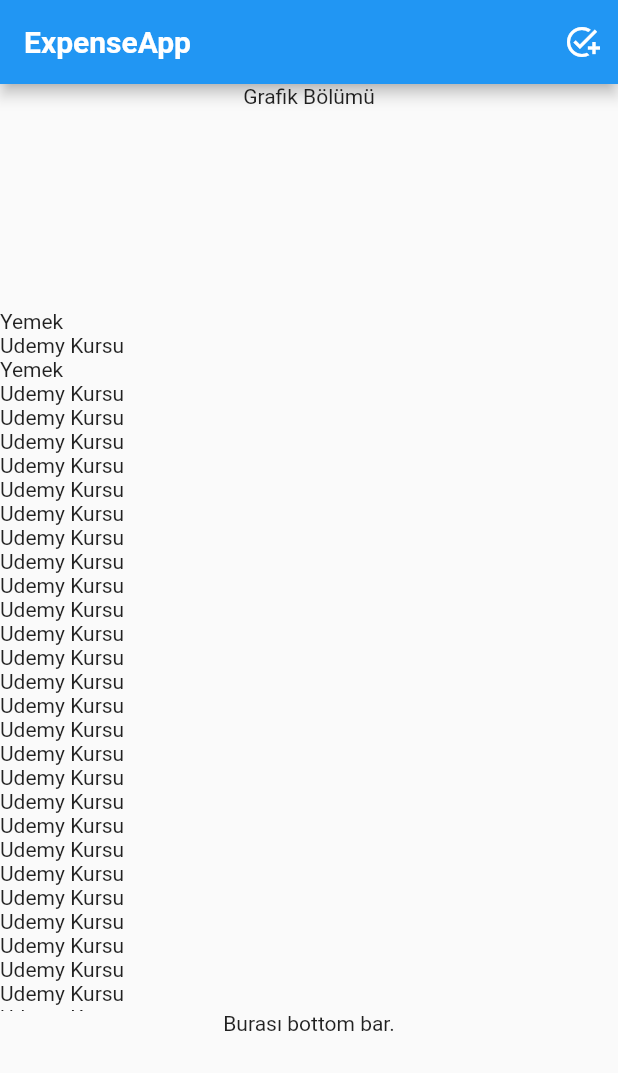
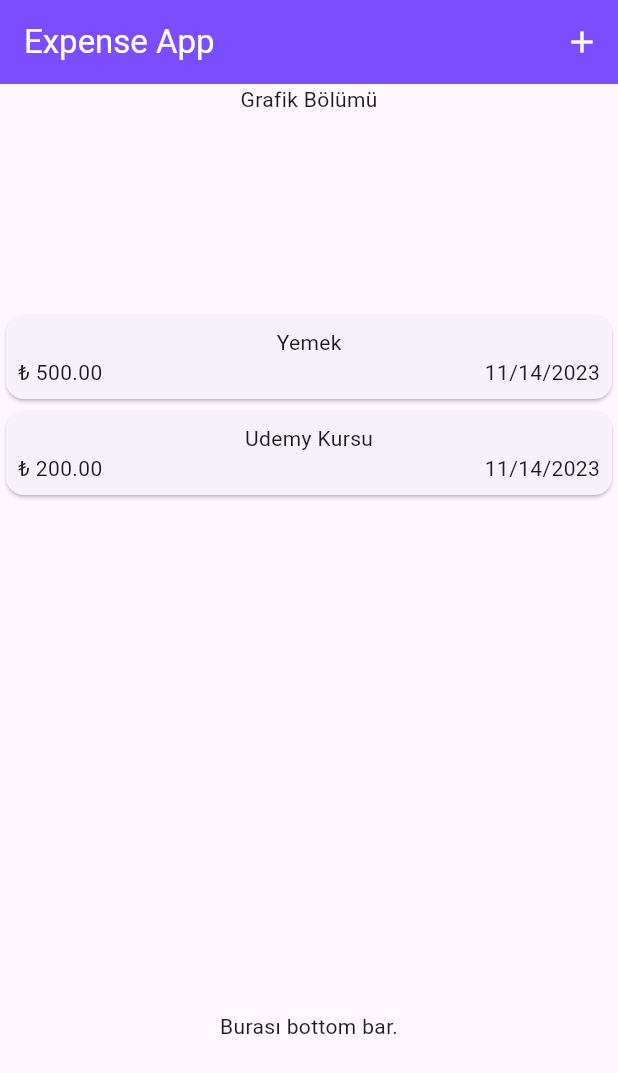
Before and after one commit to seckinersoy/ExpenseApp, a Flutter app: the screen it shows after launch, on a phone screen of 412 x 824 dp. Shown: the top 1073 px of the screen. Run offline on Flutter 3.47's test engine with Material 2 defaults, Android fonts, the phone set to English and light mode, and no system bars.

Commit message:
14.11.2023 Workshop

```diff
--- a/lib/pages/expenses_page.dart
+++ b/lib/pages/expenses_page.dart
@@ -1,4 +1,5 @@
 import 'package:expenseapp/models/expense.dart';
+import 'package:expenseapp/widgets/expense_item.dart';
 import 'package:flutter/material.dart';
 
 class ExpensesPage extends StatefulWidget {
@@ -11,39 +12,6 @@ class ExpensesPage extends StatefulWidget {
 class _ExpensesPageState extends State<ExpensesPage> {
   List<Expense> expenses = [
     Expense(name: "Yemek", price: 500, date: DateTime.now()),
-    Expense(name: "Udemy Kursu", price: 200, date: DateTime.now()),
-    Expense(name: "Yemek", price: 500, date: DateTime.now()),
-    Expense(name: "Udemy Kursu", price: 200, date: DateTime.now()),
-    Expense(name: "Udemy Kursu", price: 200, date: DateTime.now()),
-    Expense(name: "Udemy Kursu", price: 200, date: DateTime.now()),
-    Expense(name: "Udemy Kursu", price: 200, date: DateTime.now()),
-    Expense(name: "Udemy Kursu", price: 200, date: DateTime.now()),
-    Expense(name: "Udemy Kursu", price: 200, date: DateTime.now()),
-    Expense(name: "Udemy Kursu", price: 200, date: DateTime.now()),
-    Expense(name: "Udemy Kursu", price: 200, date: DateTime.now()),
-    Expense(name: "Udemy Kursu", price: 200, date: DateTime.now()),
-    Expense(name: "Udemy Kursu", price: 200, date: DateTime.now()),
-    Expense(name: "Udemy Kursu", price: 200, date: DateTime.now()),
-    Expense(name: "Udemy Kursu", price: 200, date: DateTime.now()),
-    Expense(name: "Udemy Kursu", price: 200, date: DateTime.now()),
-    Expense(name: "Udemy Kursu", price: 200, date: DateTime.now()),
-    Expense(name: "Udemy Kursu", price: 200, date: DateTime.now()),
-    Expense(name: "Udemy Kursu", price: 200, date: DateTime.now()),
-    Expense(name: "Udemy Kursu", price: 200, date: DateTime.now()),
-    Expense(name: "Udemy Kursu", price: 200, date: DateTime.now()),
-    Expense(name: "Udemy Kursu", price: 200, date: DateTime.now()),
-    Expense(name: "Udemy Kursu", price: 200, date: DateTime.now()),
-    Expense(name: "Udemy Kursu", price: 200, date: DateTime.now()),
-    Expense(name: "Udemy Kursu", price: 200, date: DateTime.now()),
-    Expense(name: "Udemy Kursu", price: 200, date: DateTime.now()),
-    Expense(name: "Udemy Kursu", price: 200, date: DateTime.now()),
-    Expense(name: "Udemy Kursu", price: 200, date: DateTime.now()),
-    Expense(name: "Udemy Kursu", price: 200, date: DateTime.now()),
-    Expense(name: "Udemy Kursu", price: 200, date: DateTime.now()),
-    Expense(name: "Udemy Kursu", price: 200, date: DateTime.now()),
-    Expense(name: "Udemy Kursu", price: 200, date: DateTime.now()),
-    Expense(name: "Udemy Kursu", price: 200, date: DateTime.now()),
-    Expense(name: "Udemy Kursu", price: 200, date: DateTime.now()),
     Expense(name: "Udemy Kursu", price: 200, date: DateTime.now()),
   ];
 
@@ -59,7 +27,7 @@ class _ExpensesPageState extends State<ExpensesPage> {
           child: ListView.builder(
               itemCount: expenses.length,
               itemBuilder: (context, index) {
-                return Text(expenses[index].name);
+                return ExpenseItem(expenses[index]);
               }),
         ),
         const SizedBox(
--- /dev/null
+++ b/lib/pages/main_page.dart
@@ -0,0 +1,35 @@
+import 'package:expenseapp/pages/expenses_page.dart';
+import 'package:expenseapp/widgets/new_expense.dart';
+import 'package:flutter/material.dart';
+
+class MainPage extends StatefulWidget {
+  const MainPage({super.key});
+
+  @override
+  State<MainPage> createState() => _MainPageState();
+}
+
+class _MainPageState extends State<MainPage> {
+  @override
+  Widget build(BuildContext context) {
+    return Scaffold(
+      appBar: AppBar(
+        foregroundColor: Colors.white,
+        title: const Text("Expense App"),
+        backgroundColor: Colors.deepPurpleAccent,
+        actions: [
+          IconButton(
+              onPressed: () {
+                showModalBottomSheet(
+                    context: context,
+                    builder: (ctx) {
+                      return NewExpense();
+                    });
+              },
+              icon: const Icon(Icons.add))
+        ],
+      ),
+      body: const ExpensesPage(),
+    );
+  }
+}
--- /dev/null
+++ b/lib/widgets/expense_item.dart
@@ -0,0 +1,36 @@
+import 'package:flutter/material.dart';
+import 'package:expenseapp/models/expense.dart';
+import 'package:intl/intl.dart';
+
+class ExpenseItem extends StatelessWidget {
+  const ExpenseItem(this.expense, {Key? key}) : super(key: key);
+  final Expense expense;
+
+  @override
+  Widget build(BuildContext context) {
+    return Card(
+      child: Padding(
+        padding: const EdgeInsets.all(8.0),
+        child: Column(children: [
+          Text(expense.name),
+          Row(
+            children: [
+              Text(
+                  "₺ ${expense.price.toStringAsFixed(2)}"), // string interpolation
+              const Spacer(),
+              Text(DateFormat.yMd().format(expense.date)),
+            ],
+          )
+        ]),
+      ),
+    );
+  }
+}
+
+// y => year
+// M => month
+// m => minute
+// H => 24lük saat sistemi
+// h => 12
+// d => day
+// s => second
```
Also changed, not shown: lib/main.dart (+4 -21 lines), lib/widgets/new_expense.dart (added, +62 -0 lines), pubspec.yaml (+4 -4 lines), pubspec.lock.
